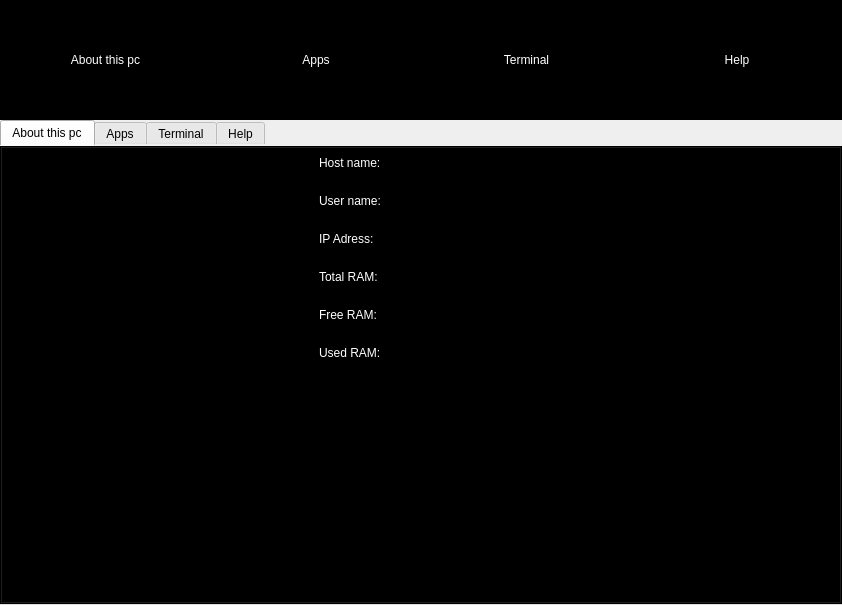
Above: form.ui from nasOS-official/nasOS-gui-qt before the change. Below: the same form after it.
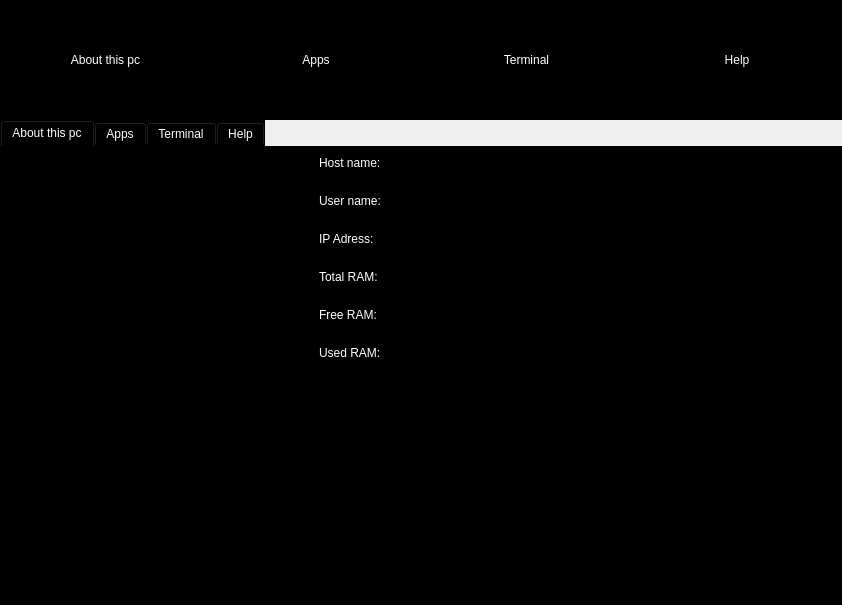
That is the form after the change. Icons and pictures are not drawn.

Commit message: 1.Fixed styles 2. Now you can't close window

What changed in the file:
```diff
--- a/form.ui
+++ b/form.ui
@@ -211,6 +211,10 @@
     </item>
     <item>
      <widget class="QTabWidget" name="tabWidget">
+      <property name="styleSheet">
+       <string notr="true">background-color: rgb(0, 0, 0);
+color: rgb(255, 255, 255);</string>
+      </property>
       <property name="tabPosition">
        <enum>QTabWidget::North</enum>
       </property>
```
The commit also changes 1 other file.
